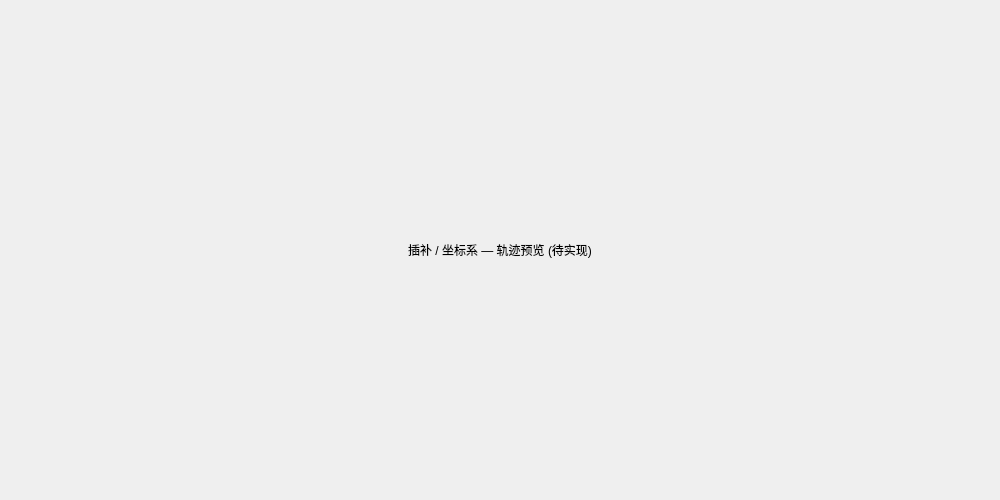
The window that GTSStudio/Widget/CoordWidget.ui (whisper512/GTS) describes before a commit, drawn with Qt 5.
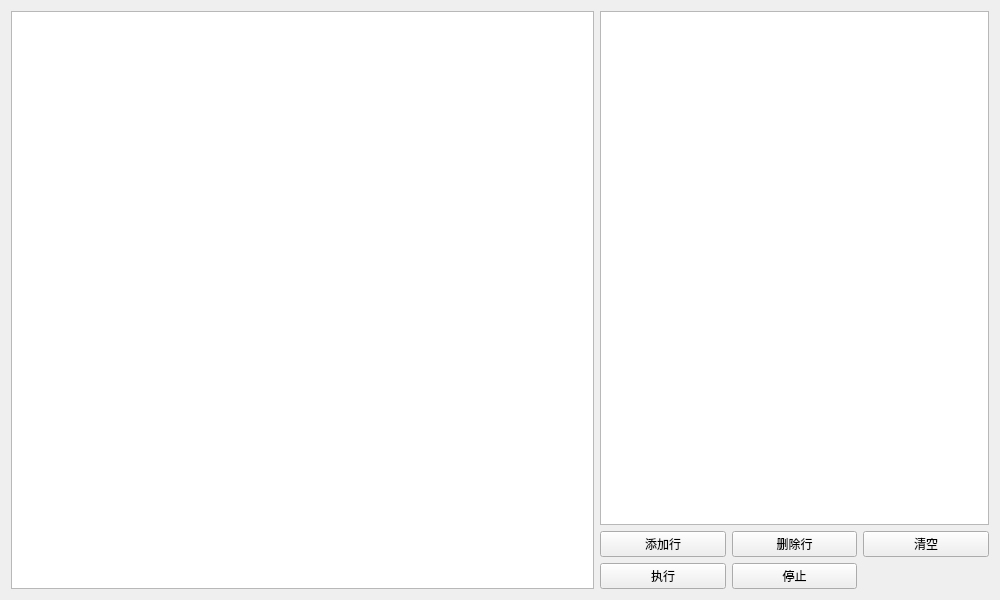
The same window after the commit.

What changed in the file:
```diff
--- a/GTSStudio/Widget/CoordWidget.ui
+++ b/GTSStudio/Widget/CoordWidget.ui
@@ -7,23 +7,70 @@
     <x>0</x>
     <y>0</y>
     <width>1000</width>
-    <height>500</height>
+    <height>600</height>
    </rect>
   </property>
   <property name="windowTitle">
    <string>CCoordWidget</string>
   </property>
-  <layout class="QVBoxLayout" name="verticalLayout">
+  <layout class="QHBoxLayout" name="horizontalLayout" stretch="3,2">
    <item>
-    <widget class="QLabel" name="label_placeholder">
-     <property name="text">
-      <string>插补 / 坐标系 — 轨迹预览 (待实现)</string>
-     </property>
-     <property name="alignment">
-      <set>Qt::AlignCenter</set>
+    <widget class="QGraphicsView" name="graphicsView">
+     <property name="renderHints">
+      <set>QPainter::Antialiasing</set>
      </property>
     </widget>
    </item>
+   <item>
+    <layout class="QVBoxLayout" name="verticalLayout">
+     <item>
+      <widget class="QTableWidget" name="tableWidget">
+       <property name="selectionBehavior">
+        <enum>QAbstractItemView::SelectRows</enum>
+       </property>
+      </widget>
+     </item>
+     <item>
+      <layout class="QGridLayout" name="gridLayout">
+       <item row="0" column="0">
+        <widget class="QPushButton" name="btnAdd">
+         <property name="text">
+          <string>添加行</string>
+         </property>
+        </widget>
+       </item>
+       <item row="0" column="1">
+        <widget class="QPushButton" name="btnDel">
+         <property name="text">
+          <string>删除行</string>
+         </property>
+        </widget>
+       </item>
+       <item row="0" column="2">
+        <widget class="QPushButton" name="btnClear">
+         <property name="text">
+          <string>清空</string>
+         </property>
+        </widget>
+       </item>
+       <item row="1" column="0">
+        <widget class="QPushButton" name="btnExec">
+         <property name="text">
+          <string>执行</string>
+         </property>
+        </widget>
+       </item>
+       <item row="1" column="1">
+        <widget class="QPushButton" name="btnStop">
+         <property name="text">
+          <string>停止</string>
+         </property>
+        </widget>
+       </item>
+      </layout>
+     </item>
+    </layout>
+   </item>
   </layout>
  </widget>
  <layoutdefault spacing="6" margin="11"/>
```
Left out of the diff: 2 changed lines with no effect on the pictures.
